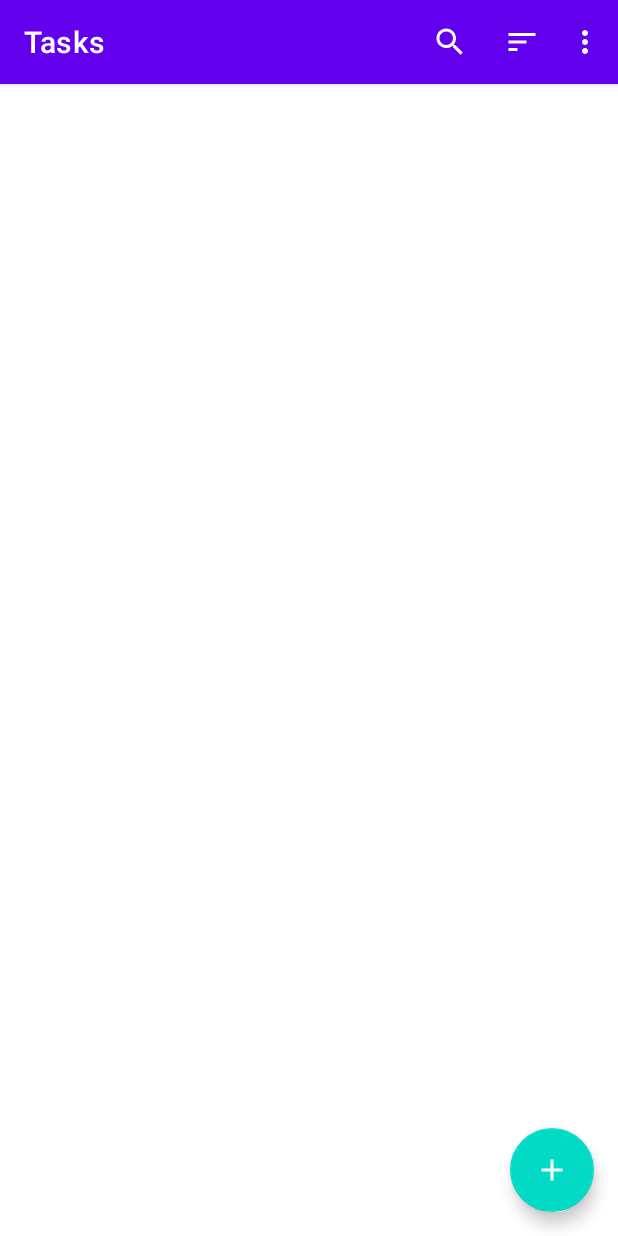
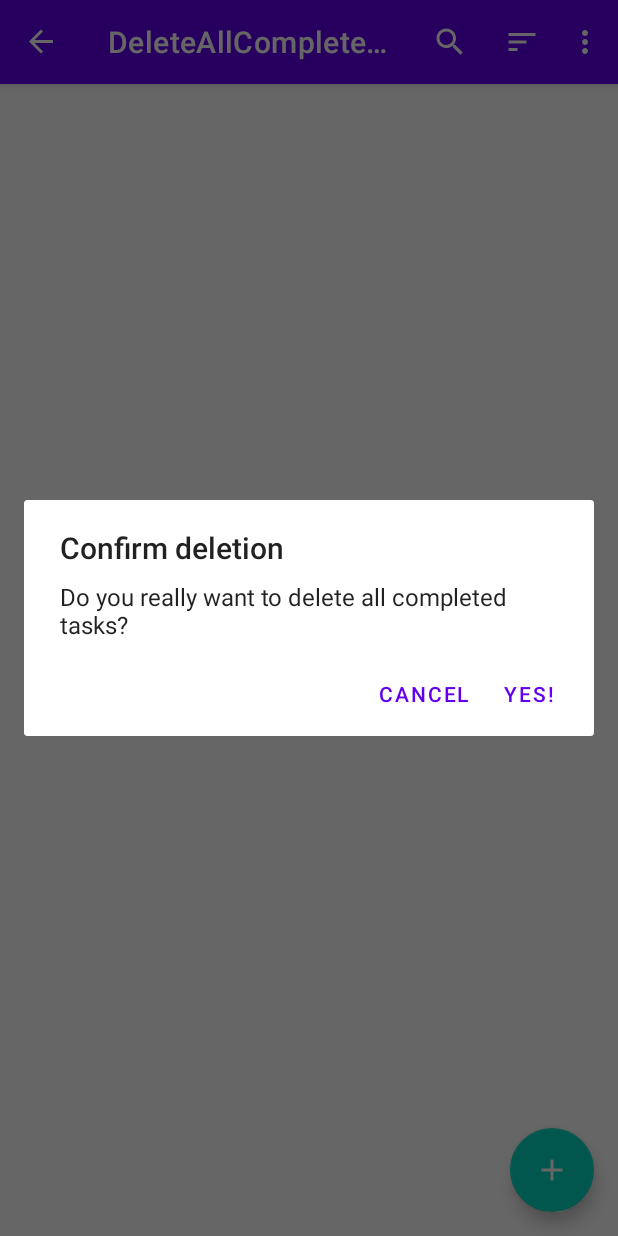
Before and after one commit to nikeight/2DO, an Android app: the screen it shows after launch (MainActivity), in the options menu, after a tap on "Delete all completed", on a phone screen of 412 x 824 dp. Run offline under Robolectric (Android 15) with nearby library versions, the phone set to English and light mode, and no system bars; our stand-ins replace Dagger/Hilt's generated code, Room's generated code, navigation-ui; libraries missing offline, so code that uses them is left out: androidx.datastore.preferences, androidx.hilt, androidx.hilt.lifecycle; 2 statements that could not run were skipped.

Commit message:
Delete all Tasks feature implemented

```diff
--- a/app/src/main/java/com/codinginflow/mvvmtodo/Data/TaskDao.kt
+++ b/app/src/main/java/com/codinginflow/mvvmtodo/Data/TaskDao.kt
@@ -34,4 +34,7 @@ interface TaskDao {
 
     @Delete
     suspend fun delete(task: Task)
+
+    @Query("DELETE FROM task_table WHERE completed = 1")
+    suspend fun deleteCompletedTask()
 }
--- /dev/null
+++ b/app/src/main/java/com/codinginflow/mvvmtodo/ui/deleteAllCompleted/DeleteAllCompleteDialogFragment.kt
@@ -0,0 +1,25 @@
+package com.codinginflow.mvvmtodo.ui.deleteAllCompleted
+
+import android.app.AlertDialog
+import android.app.Dialog
+import android.os.Bundle
+import androidx.fragment.app.DialogFragment
+import androidx.fragment.app.viewModels
+import dagger.hilt.android.AndroidEntryPoint
+
+@AndroidEntryPoint
+class DeleteAllCompleteDialogFragment : DialogFragment() {
+
+    private val viewModel: DeleteAllCompletedViewModel  by viewModels()
+
+    override fun onCreateDialog(savedInstanceState: Bundle?): Dialog =
+        AlertDialog.Builder(requireContext())
+            .setTitle("Confirm deletion")
+            .setMessage("Do you really want to delete all completed tasks?")
+            .setNegativeButton("Cancel",null)
+            .setPositiveButton("Yes!"){_,_ ->
+                viewModel.onConfirmClick()
+                // Call viewModel methods here
+            }
+            .create()
+}
--- /dev/null
+++ b/app/src/main/java/com/codinginflow/mvvmtodo/ui/deleteAllCompleted/DeleteAllCompletedViewModel.kt
@@ -0,0 +1,18 @@
+package com.codinginflow.mvvmtodo.ui.deleteAllCompleted
+
+import androidx.hilt.lifecycle.ViewModelInject
+import androidx.lifecycle.ViewModel
+import com.codinginflow.mvvmtodo.Data.TaskDao
+import com.codinginflow.mvvmtodo.di.ApplicationScope
+import kotlinx.coroutines.CoroutineScope
+import kotlinx.coroutines.launch
+
+class DeleteAllCompletedViewModel @ViewModelInject constructor(
+    private val taskDao: TaskDao,
+    @ApplicationScope private val applicationScope: CoroutineScope
+)  : ViewModel(){
+    // Deleting large data set can take few ms that's why we provide the Application Scope
+    fun onConfirmClick() = applicationScope.launch {
+        taskDao.deleteCompletedTask()
+    }
+}
--- a/app/src/main/java/com/codinginflow/mvvmtodo/ui/tasks/TaskFragment.kt
+++ b/app/src/main/java/com/codinginflow/mvvmtodo/ui/tasks/TaskFragment.kt
@@ -102,6 +102,11 @@ class TaskFragment : Fragment(R.layout.fragment_tasks), TasksAdapter.onItemClick
                     is TasksViewModel.TasksEvent.ShowTaskSavedConfirmationMessage -> {
                         Snackbar.make(requireView(),event.msg,Snackbar.LENGTH_SHORT).show()
                     }
+                    TasksViewModel.TasksEvent.NavigateToDeleteAllCompletedScreen -> {
+                        val action = TaskFragmentDirections.actionGlobalDeleteAllCompleteDialogFragment()
+                        findNavController().navigate(action)
+
+                    }
                 }.exhaustive
             }
         }
@@ -155,7 +160,7 @@ class TaskFragment : Fragment(R.layout.fragment_tasks), TasksAdapter.onItemClick
             }
 
             R.id.action_delete_all_completed_tasks -> {
-
+                viewModel.onDeleteAllCompletedClick()
                 true
             }
             else -> super.onOptionsItemSelected(item)
--- a/app/src/main/java/com/codinginflow/mvvmtodo/ui/tasks/TasksViewModel.kt
+++ b/app/src/main/java/com/codinginflow/mvvmtodo/ui/tasks/TasksViewModel.kt
@@ -93,11 +93,17 @@ class TasksViewModel @ViewModelInject constructor(
         taskEventChannel.send(TasksEvent.ShowTaskSavedConfirmationMessage(text))
     }
 
+    fun onDeleteAllCompletedClick() = viewModelScope.launch{
+        taskEventChannel.send(TasksEvent.NavigateToDeleteAllCompletedScreen)
+    }
+
     sealed class TasksEvent {
+        // objects bcoz it doesn't take any arguments.
         object NavigateToAddTaskScreen : TasksEvent()
         data class NavigateToEditTaskScreen(val task: Task) : TasksEvent()
         data class ShowUndoDeleteTaskMessage(val task: Task) : TasksEvent()
         data class ShowTaskSavedConfirmationMessage(val msg: String) : TasksEvent()
+        object NavigateToDeleteAllCompletedScreen : TasksEvent()
     }
 
     val tasks = taskFlow.asLiveData()
--- a/app/src/main/res/navigation/nav_graph.xml
+++ b/app/src/main/res/navigation/nav_graph.xml
@@ -26,4 +26,8 @@
             android:name="title"
             app:argType="string" />
     </fragment>
+    <dialog
+        android:id="@+id/deleteAllCompleteDialogFragment"
+        android:name="com.codinginflow.mvvmtodo.ui.deleteAllCompleted.DeleteAllCompleteDialogFragment"
+        android:label="DeleteAllCompleteDialogFragment" /><action android:id="@+id/action_global_deleteAllCompleteDialogFragment" app:destination="@id/deleteAllCompleteDialogFragment"/>
 </navigation>
```
